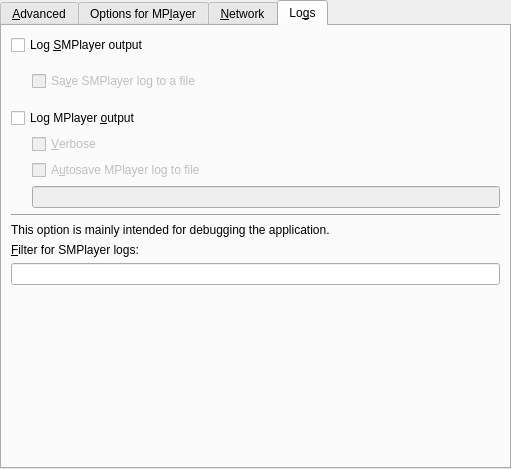
Old version of the form src/prefadvanced.ui in the repository wilbert2000/wzplayer.
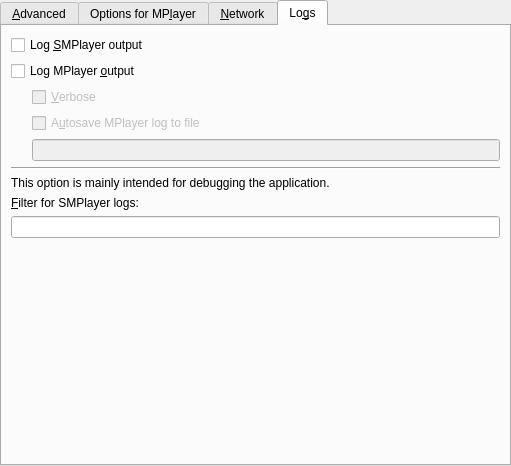
New version of the form. The open tabs and pages were chosen to show the change. Custom widgets are drawn as their Qt base class.

Diff of the .ui file:
```diff
--- a/src/prefadvanced.ui
+++ b/src/prefadvanced.ui
@@ -6,7 +6,7 @@
     <x>0</x>
     <y>0</y>
     <width>511</width>
-    <height>469</height>
+    <height>466</height>
    </rect>
   </property>
   <layout class="QVBoxLayout" >
@@ -598,50 +598,6 @@
          </property>
         </widget>
        </item>
-       <item>
-        <widget class="QWidget" native="1" name="smplayer_log_container" >
-         <property name="enabled" >
-          <bool>false</bool>
-         </property>
-         <layout class="QHBoxLayout" >
-          <property name="leftMargin" >
-           <number>0</number>
-          </property>
-          <property name="topMargin" >
-           <number>0</number>
-          </property>
-          <property name="rightMargin" >
-           <number>0</number>
-          </property>
-          <property name="bottomMargin" >
-           <number>0</number>
-          </property>
-          <item>
-           <spacer>
-            <property name="orientation" >
-             <enum>Qt::Horizontal</enum>
-            </property>
-            <property name="sizeType" >
-             <enum>QSizePolicy::Fixed</enum>
-            </property>
-            <property name="sizeHint" >
-             <size>
-              <width>21</width>
-              <height>41</height>
-             </size>
-            </property>
-           </spacer>
-          </item>
-          <item>
-           <widget class="QCheckBox" name="log_smplayer_save_check" >
-            <property name="text" >
-             <string>Sa&amp;ve SMPlayer log to a file</string>
-            </property>
-           </widget>
-          </item>
-         </layout>
-        </widget>
-       </item>
        <item>
         <widget class="QCheckBox" name="log_mplayer_check" >
          <property name="text" >
@@ -759,8 +715,8 @@
          </property>
          <property name="sizeHint" >
           <size>
-           <width>489</width>
-           <height>184</height>
+           <width>20</width>
+           <height>40</height>
           </size>
          </property>
         </spacer>
```
Left out of the diff: 25 changed lines with no effect on the pictures.
